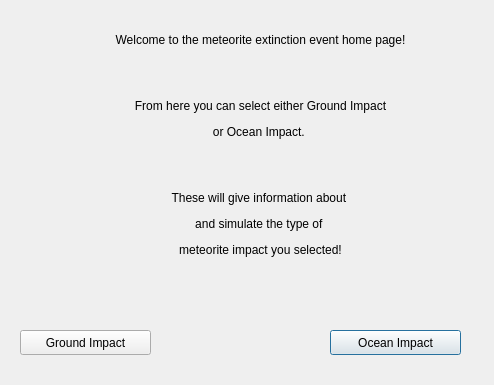
Qt form meteorite.ui (robertche54/a8-an-educational-app-f18) before a commit.
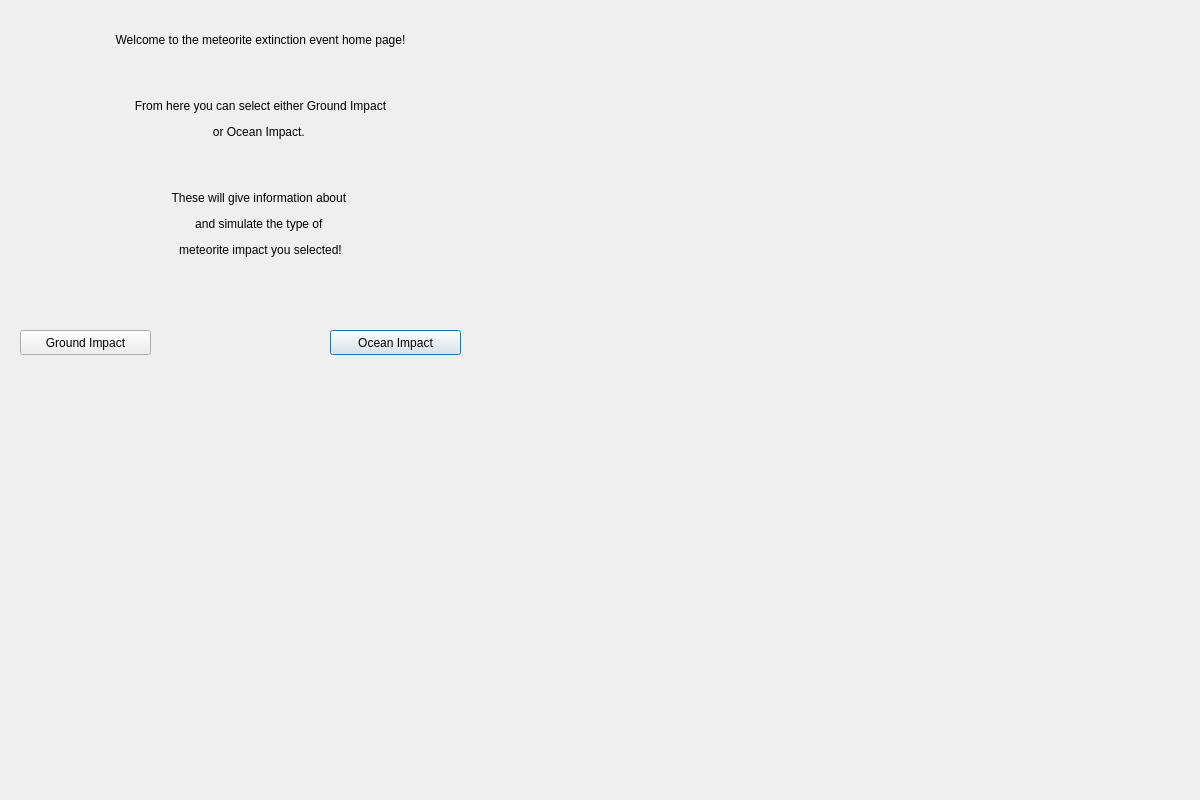
The same form after that commit.

Commit message: Resized all the windows to match everyone else's.

```diff
--- a/meteorite.ui
+++ b/meteorite.ui
@@ -6,10 +6,16 @@
    <rect>
     <x>0</x>
     <y>0</y>
-    <width>494</width>
-    <height>385</height>
+    <width>1200</width>
+    <height>800</height>
    </rect>
   </property>
+  <property name="minimumSize">
+   <size>
+    <width>1200</width>
+    <height>800</height>
+   </size>
+  </property>
   <property name="windowTitle">
    <string>Meteorite</string>
   </property>
```
The commit also changes 6 other files.
